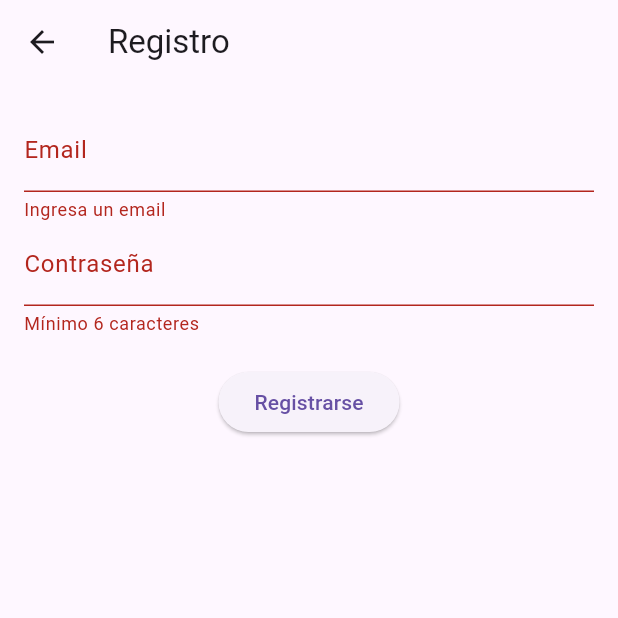
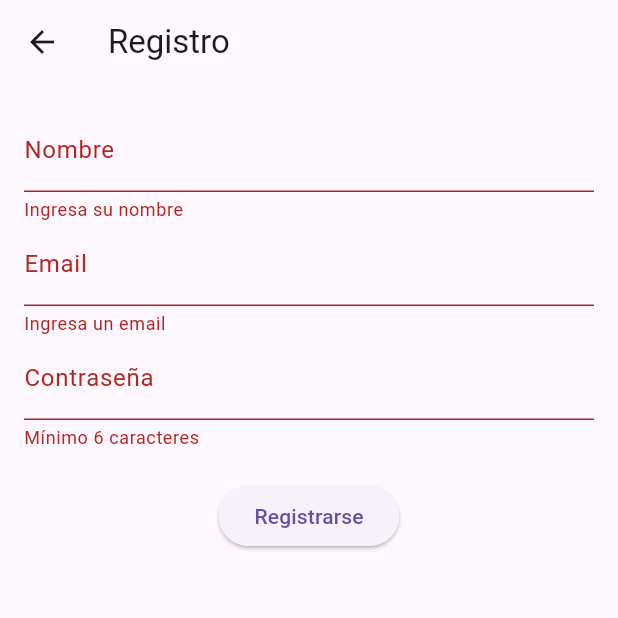
Before and after one commit to epis-upt-flor/proyecto-final-oreganoai, a Flutter app: the RegisterPage screen opened directly, after a tap on "Registrarse", on a phone screen of 412 x 824 dp, the top half of it. Run offline on Flutter 3.47's test engine with Material 3 defaults, Android fonts, the phone set to English and light mode, and no system bars; our stand-ins replace cloud_firestore, firebase_auth, firebase_core, image_picker; accounts and stored records are empty.

Commit message:
campo nombre add

```diff
--- a/organoai/lib/logica/logicaRegister.dart
+++ b/organoai/lib/logica/logicaRegister.dart
@@ -6,17 +6,19 @@ class AuthService {
   final FirebaseFirestore _firestore = FirebaseFirestore.instance;
 
   // Registro con email y contraseña
-  Future<User?> registerWithEmail(String email, String password) async {
+  Future<User?> registerWithEmail(String email, String password, String nombre) async {
     try {
       // 1. Crear usuario en Firebase Auth
       UserCredential userCredential =
           await _auth.createUserWithEmailAndPassword(
         email: email,
         password: password,
+
       );
 
       // 2. Guardar datos adicionales en Firestore (opcional)
       await _firestore.collection('users').doc(userCredential.user!.uid).set({
+        'nombre': nombre,
         'email': email,
         'createdAt': FieldValue.serverTimestamp(),
       });
--- a/organoai/lib/vista/register.dart
+++ b/organoai/lib/vista/register.dart
@@ -12,6 +12,7 @@ class _RegisterPageState extends State<RegisterPage> {
   final _formKey = GlobalKey<FormState>();
   final TextEditingController _emailController = TextEditingController();
   final TextEditingController _passwordController = TextEditingController();
+  final TextEditingController _nameController = TextEditingController();
   bool _isLoading = false;
 
   Future<void> _register() async {
@@ -24,6 +25,7 @@ class _RegisterPageState extends State<RegisterPage> {
       await AuthService().registerWithEmail(
         _emailController.text.trim(),
         _passwordController.text.trim(),
+        _nameController.text.trim(), // Replace with the actual third argument
       );
 
       // Navegar a home después del registro exitoso
@@ -47,6 +49,12 @@ class _RegisterPageState extends State<RegisterPage> {
           key: _formKey,
           child: Column(
             children: [
+              TextFormField(
+                controller: _nameController,
+                decoration: const InputDecoration(labelText: 'Nombre'),
+                validator: (value) =>
+                    value!.isEmpty ? 'Ingresa su nombre' : null,
+              ),
               TextFormField(
                 controller: _emailController,
                 decoration: const InputDecoration(labelText: 'Email'),
```
